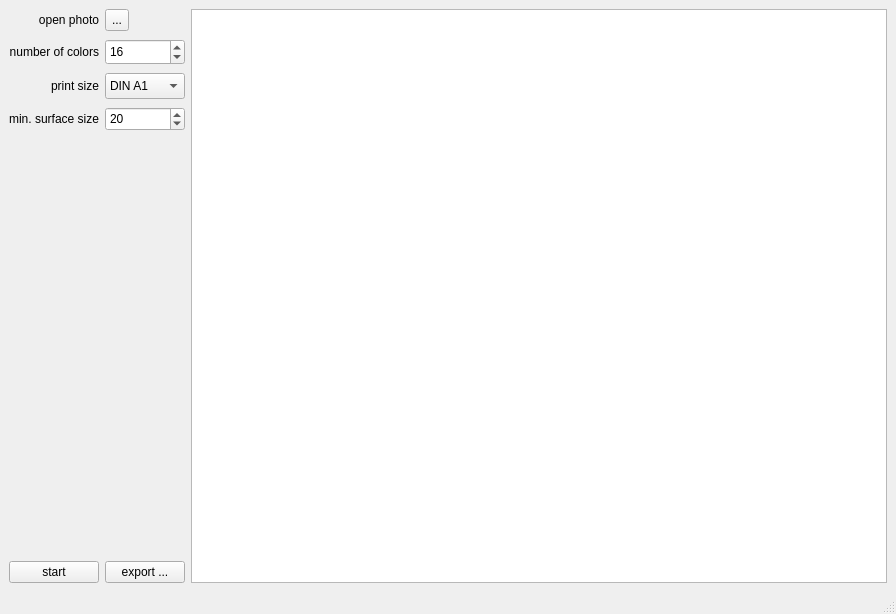
Old version of the form src/colorbynumbers/view/mainwindow.ui in the repository colorbynumbers/colorbynumbers_desktop.
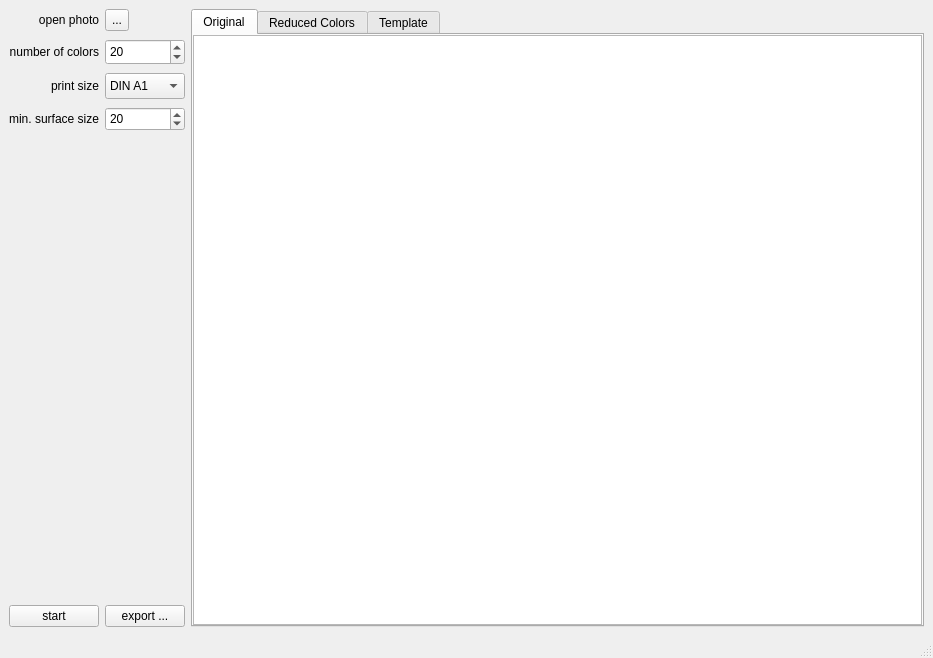
New version of the form.

Commit message: Addes listener for ui and extended ui with tabview #24

The edit to the form file:
```diff
--- a/src/colorbynumbers/view/mainwindow.ui
+++ b/src/colorbynumbers/view/mainwindow.ui
@@ -6,8 +6,8 @@
    <rect>
     <x>0</x>
     <y>0</y>
-    <width>896</width>
-    <height>614</height>
+    <width>933</width>
+    <height>658</height>
    </rect>
   </property>
   <property name="windowTitle">
@@ -15,9 +15,6 @@
   </property>
   <widget class="QWidget" name="centralwidget">
    <layout class="QGridLayout" name="gridLayout">
-    <item row="0" column="1">
-     <widget class="QGraphicsView" name="graphicsView"/>
-    </item>
     <item row="0" column="0">
      <layout class="QHBoxLayout" name="horizontalLayout">
       <item>
@@ -180,7 +177,7 @@
            <number>100</number>
           </property>
           <property name="value">
-           <number>16</number>
+           <number>20</number>
           </property>
          </widget>
         </item>
@@ -289,6 +286,100 @@
       </item>
      </layout>
     </item>
+    <item row="0" column="1">
+     <widget class="QTabWidget" name="tabWidget">
+      <property name="currentIndex">
+       <number>0</number>
+      </property>
+      <widget class="QWidget" name="tabOriginal">
+       <property name="sizePolicy">
+        <sizepolicy hsizetype="Expanding" vsizetype="Expanding">
+         <horstretch>0</horstretch>
+         <verstretch>0</verstretch>
+        </sizepolicy>
+       </property>
+       <property name="layoutDirection">
+        <enum>Qt::LeftToRight</enum>
+       </property>
+       <attribute name="title">
+        <string>Original</string>
+       </attribute>
+       <layout class="QVBoxLayout" name="verticalLayout">
+        <property name="leftMargin">
+         <number>0</number>
+        </property>
+        <property name="topMargin">
+         <number>0</number>
+        </property>
+        <property name="rightMargin">
+         <number>0</number>
+        </property>
+        <property name="bottomMargin">
+         <number>0</number>
+        </property>
+        <item>
+         <widget class="QGraphicsView" name="graphicsViewOriginal"/>
+        </item>
+       </layout>
+      </widget>
+      <widget class="QWidget" name="tabReducedColors">
+       <property name="sizePolicy">
+        <sizepolicy hsizetype="Expanding" vsizetype="Expanding">
+         <horstretch>0</horstretch>
+         <verstretch>0</verstretch>
+        </sizepolicy>
+       </property>
+       <attribute name="title">
+        <string>Reduced Colors</string>
+       </attribute>
+       <layout class="QVBoxLayout" name="verticalLayout_2">
+        <property name="leftMargin">
+         <number>0</number>
+        </property>
+        <property name="topMargin">
+         <number>0</number>
+        </property>
+        <property name="rightMargin">
+         <number>0</number>
+        </property>
+        <property name="bottomMargin">
+         <number>0</number>
+        </property>
+        <item>
+         <widget class="QGraphicsView" name="graphicsViewReducedColors"/>
+        </item>
+       </layout>
+      </widget>
+      <widget class="QWidget" name="tabTemplate">
+       <property name="sizePolicy">
+        <sizepolicy hsizetype="Expanding" vsizetype="Expanding">
+         <horstretch>0</horstretch>
+         <verstretch>0</verstretch>
+        </sizepolicy>
+       </property>
+       <attribute name="title">
+        <string>Template</string>
+       </attribute>
+       <layout class="QVBoxLayout" name="verticalLayout_3">
+        <property name="leftMargin">
+         <number>0</number>
+        </property>
+        <property name="topMargin">
+         <number>0</number>
+        </property>
+        <property name="rightMargin">
+         <number>0</number>
+        </property>
+        <property name="bottomMargin">
+         <number>0</number>
+        </property>
+        <item>
+         <widget class="QGraphicsView" name="graphicsViewTemplate"/>
+        </item>
+       </layout>
+      </widget>
+     </widget>
+    </item>
    </layout>
   </widget>
   <widget class="QStatusBar" name="statusbar"/>
```
Left out of the diff: 2 changed lines with no effect on the pictures. The commit also changes 4 other files.
